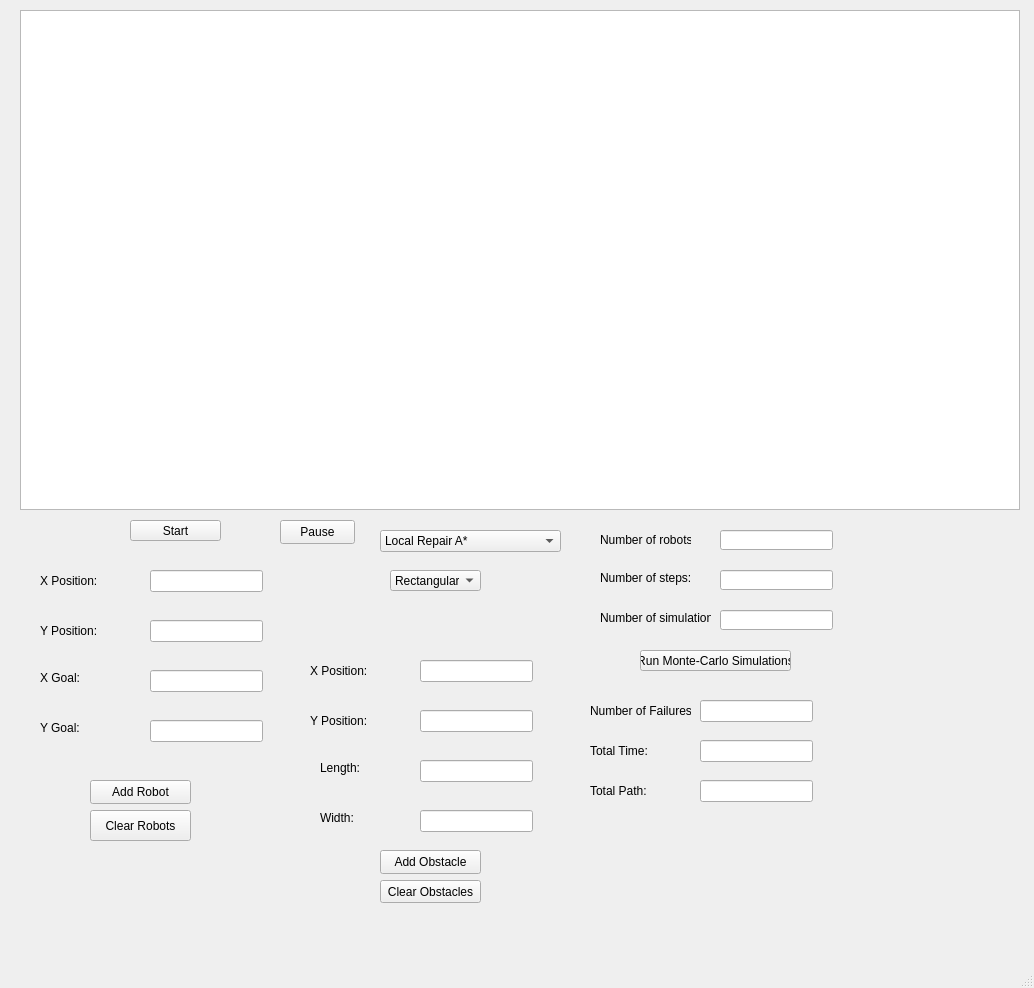
sinancimen/multiagent_pathfinding, file multiagent_pathfinding_ui/mainwindow.ui: the form before one commit.
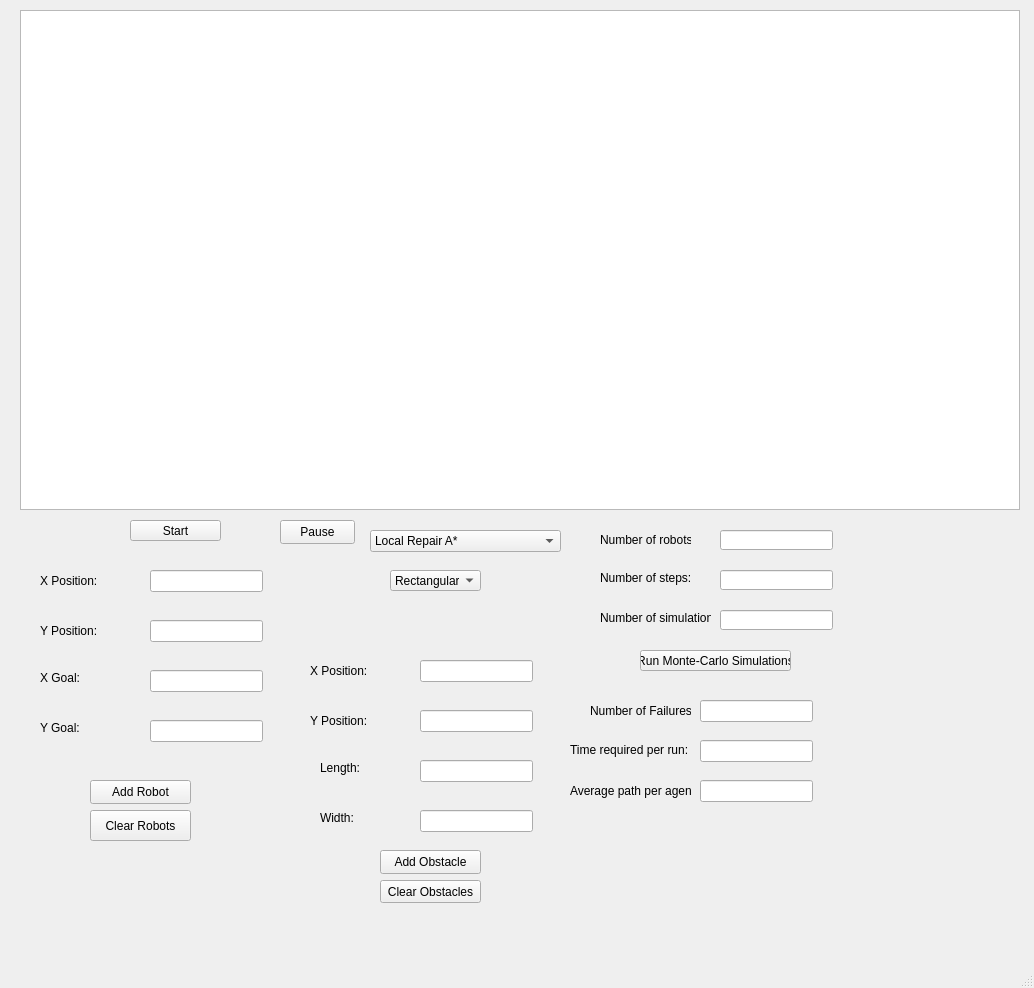
The form after the commit.

Commit message: corrected some texts in gui

Patch:
```diff
--- a/multiagent_pathfinding_ui/mainwindow.ui
+++ b/multiagent_pathfinding_ui/mainwindow.ui
@@ -43,9 +43,9 @@
    <widget class="QComboBox" name="methodSelectionComboBox">
     <property name="geometry">
      <rect>
-      <x>380</x>
+      <x>370</x>
       <y>530</y>
-      <width>181</width>
+      <width>191</width>
       <height>22</height>
      </rect>
     </property>
@@ -1108,14 +1108,14 @@
    <widget class="QLabel" name="totalTimeLabel">
     <property name="geometry">
      <rect>
-      <x>590</x>
+      <x>570</x>
       <y>740</y>
-      <width>101</width>
-      <height>21</height>
+      <width>121</width>
+      <height>20</height>
      </rect>
     </property>
     <property name="text">
-     <string>Total Time:</string>
+     <string>Time required per run:</string>
     </property>
    </widget>
    <widget class="QLineEdit" name="totalTimeTextbox">
@@ -1137,14 +1137,14 @@
    <widget class="QLabel" name="totalPathLabel">
     <property name="geometry">
      <rect>
-      <x>590</x>
+      <x>570</x>
       <y>780</y>
-      <width>101</width>
+      <width>121</width>
       <height>21</height>
      </rect>
     </property>
     <property name="text">
-     <string>Total Path:</string>
+     <string>Average path per agent: </string>
     </property>
    </widget>
    <widget class="QLineEdit" name="totalPathTextbox">
```
Left out of the diff: 2 changed lines with no effect on the pictures. The commit also changes 1 other file.
